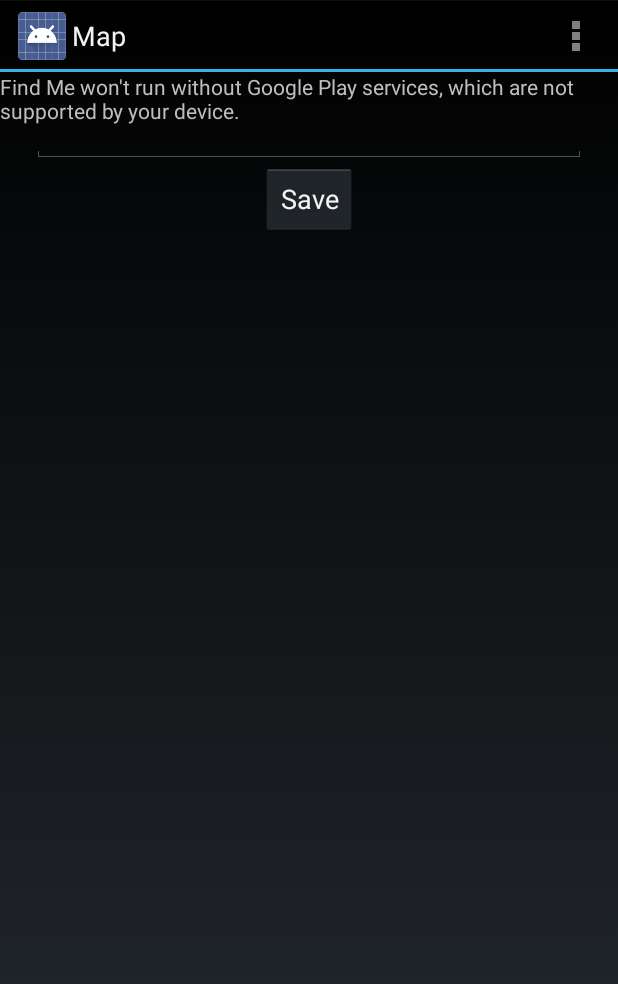
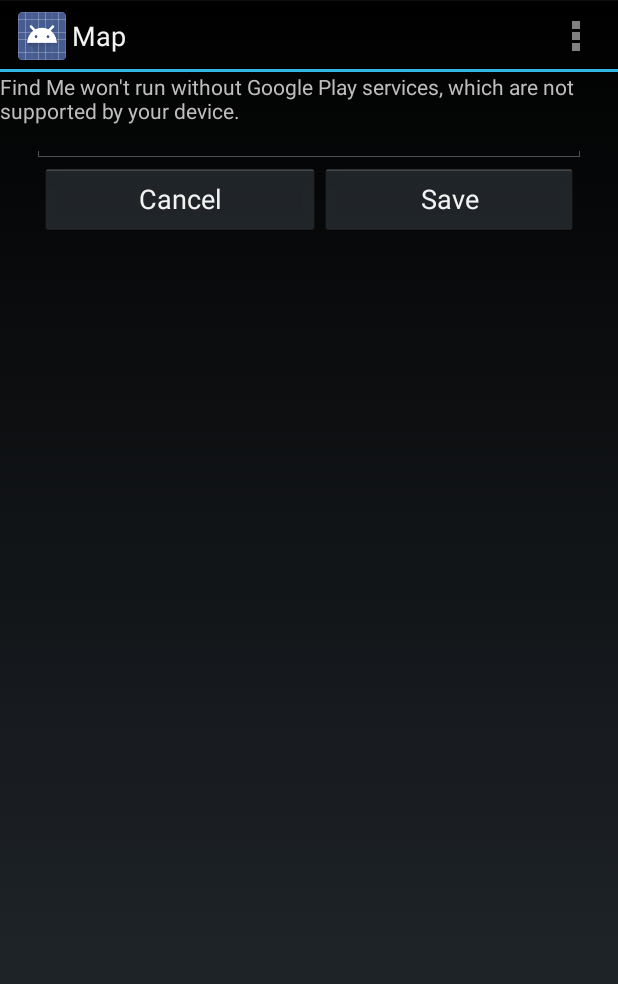
Before and after one commit to stellasu/Find-Me, an Android app: the fragment SaveLocationDialog placed in its activity, on a phone screen of 412 x 824 dp. Shown: the top 984 px of the screen. Run offline under Robolectric (Android 15) with nearby library versions, the phone set to English and light mode, and no system bars; 2 statements that could not run were skipped.

Commit message:
modify some details of SavedLocationDialog

```diff
--- a/app/src/main/java/com/example/biyaosu/findme/SaveLocationDialog.java
+++ b/app/src/main/java/com/example/biyaosu/findme/SaveLocationDialog.java
@@ -27,6 +27,7 @@ public class SaveLocationDialog extends DialogFragment {
     private String name;
     private long datetime;
     private Button saveBtn;
+    private Button cancelBtn;
     private EditText editText;
 
     String classtag = SaveLocationDialog.class.getName();
@@ -63,6 +64,7 @@ public class SaveLocationDialog extends DialogFragment {
                              Bundle savedInstanceState){
         View v = inflater.inflate(R.layout.activity_save_location_dialog, container, false);
         saveBtn = (Button)v.findViewById(R.id.saveButton);
+        cancelBtn = (Button)v.findViewById(R.id.cancelSaveLocationButton);
         editText = (EditText)v.findViewById(R.id.locationName);
 
         saveBtn.setOnClickListener(new View.OnClickListener() {
@@ -94,6 +96,13 @@ public class SaveLocationDialog extends DialogFragment {
                         getDialog().dismiss();
                     }
                 }, 3600);
+            }
+        });
+
+        cancelBtn.setOnClickListener(new View.OnClickListener() {
+            @Override
+            public void onClick(View v) {
+                getDialog().dismiss();
             }
         });
         getDialog().setTitle("Save This Location");
--- a/app/src/main/res/layout/activity_save_location_dialog.xml
+++ b/app/src/main/res/layout/activity_save_location_dialog.xml
@@ -18,12 +18,30 @@
             android:id="@+id/locationName"
             android:layout_gravity="center_horizontal"/>
 
-        <Button
-            android:layout_width="wrap_content"
+        <LinearLayout
+            android:layout_width="match_parent"
             android:layout_height="wrap_content"
-            android:text="Save"
-            android:id="@+id/saveButton"
-            android:layout_gravity="center_horizontal"/>
+            android:orientation="horizontal"
+            android:paddingLeft="5dp"
+            android:paddingRight="5dp">
+
+            <Button
+                android:layout_width="wrap_content"
+                android:layout_height="wrap_content"
+                android:layout_weight="1"
+                android:text="Cancel"
+                android:id="@+id/cancelSaveLocationButton"
+                android:layout_gravity="center_vertical"/>
+
+            <Button
+                android:layout_width="wrap_content"
+                android:layout_height="wrap_content"
+                android:layout_weight="1"
+                android:text="Save"
+                android:id="@+id/saveButton"
+                android:layout_gravity="center_vertical"/>
+
+        </LinearLayout>
 
     </LinearLayout>
 
```
Also changed, not shown: app/src/main/java/com/example/biyaosu/findme/GetLocationRecordDialog.java (+50 -2 lines), app/src/main/res/layout/fragment_get_location_record_dialog.xml (+7 -0 lines).
